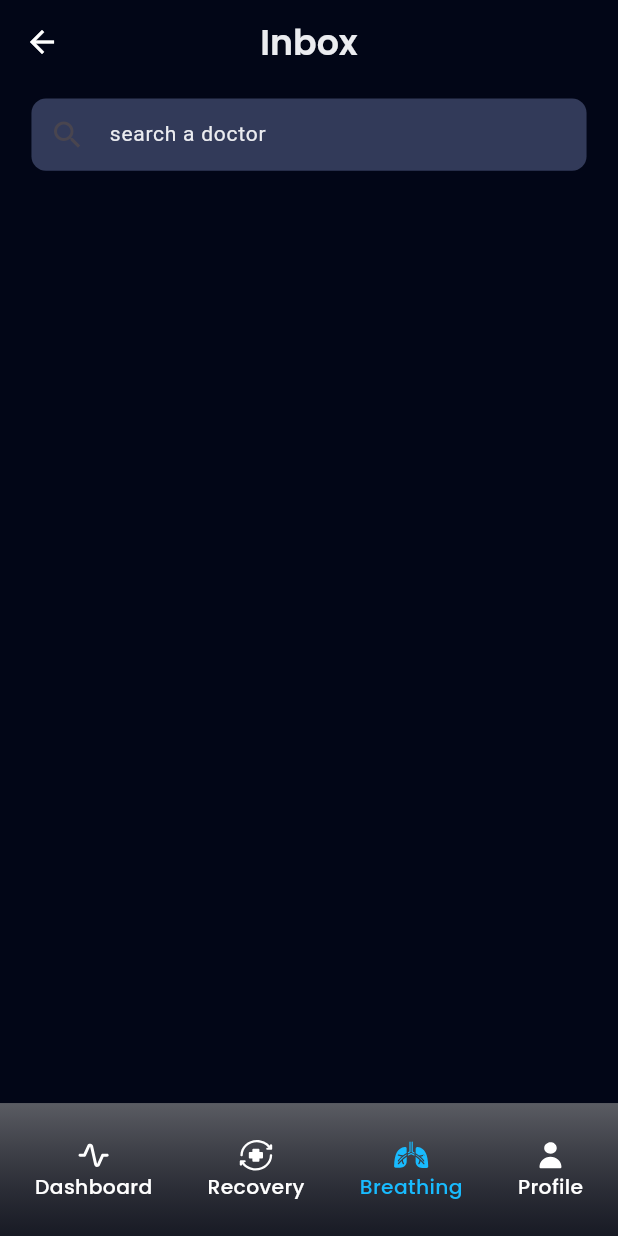
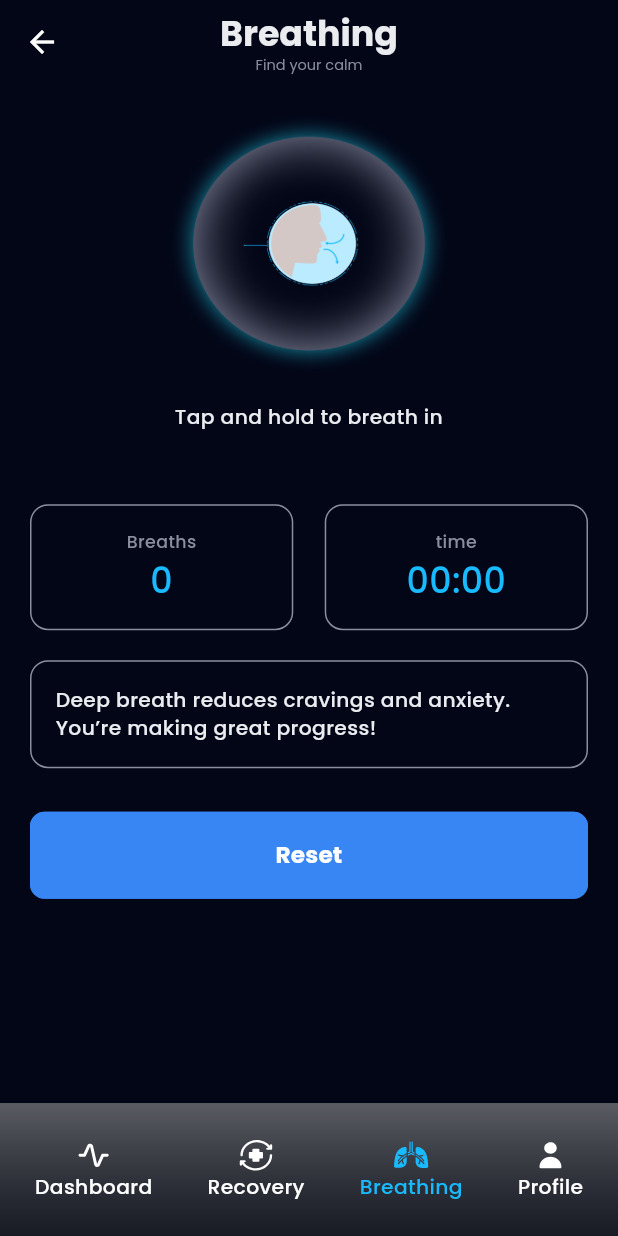
Before and after one commit to bdCalling-Sdt-hub/Vapeless-App, a Flutter app: the screen it shows after launch, after a tap on "Breathing", on a phone screen of 412 x 824 dp. Run offline on Flutter 3.47's test engine with Material 3 defaults, Android fonts, the phone set to English and light mode, and no system bars; our stand-ins replace cached_network_image, carousel_slider, fl_chart, flutter_html, flutter_local_notifications, flutter_rating_bar and 10 more; missing offline and left inert: flutter_paypal_payment, flutter_stripe, linear_progress_bar; network calls fail.

Commit message:
improve code

```diff
--- /dev/null
+++ b/lib/controllers/breathing_controller.dart
@@ -0,0 +1,49 @@
+import 'dart:async';
+
+import 'package:get/get.dart';
+
+class BreathingController extends GetxController {
+  bool showFirst = true;
+
+  int breathCount = 0;
+
+  Timer? _timer;
+  int start = 0;
+
+  String time = "00:00";
+
+  startBreathing(details) {
+    showFirst = !showFirst;
+
+    update();
+    startTimer();
+  }
+
+  endBreathing(details) {
+    showFirst = !showFirst;
+    breathCount++;
+    update();
+
+    _timer?.cancel();
+    time = "00:00";
+  }
+
+  void startTimer() {
+    _timer?.cancel(); // Cancel any existing timer
+    start = 0; // Reset the start value
+    _timer = Timer.periodic(const Duration(seconds: 1), (timer) {
+      start++;
+      final minutes = (start ~/ 60).toString().padLeft(2, '0');
+      final seconds = (start % 60).toString().padLeft(2, '0');
+
+      time = "$minutes:$seconds";
+
+      update();
+    });
+  }
+
+  resetOnTap() {
+    breathCount = 0;
+    update();
+  }
+}
--- a/lib/helpers/app_routes.dart
+++ b/lib/helpers/app_routes.dart
@@ -1,4 +1,5 @@
 import 'package:get/get.dart';
+import 'package:vapeless/view/screen/breathing_screen.dart';
 import 'package:vapeless/view/screen/common_screen/setting/support_screen.dart';
 import 'package:vapeless/view/screen/dashboard/dashboard_screen.dart';
 import 'package:vapeless/view/screen/goal/friends_and_progress.dart';
@@ -62,6 +63,7 @@ class AppRoutes {
   static const String groupGoalsScreen = "/group_goals_screen.dart";
   static const String friendsAndProgress = "/friends_and_progress.dart";
   static const String supportScreen = "/support_screen.dart";
+  static const String breathingScreen = "/breathing_screen.dart";
 
   static List<GetPage> routes = [
     GetPage(
@@ -184,5 +186,11 @@ class AppRoutes {
         name: supportScreen,
         page: () => SupportScreen(),
         transition: Transition.rightToLeftWithFade),
+    GetPage(
+        name: breathingScreen,
+        page: () => BreathingScreen(),
+        transition: Transition.rightToLeftWithFade),
+
+
   ];
 }
--- a/lib/helpers/dependency_injection.dart
+++ b/lib/helpers/dependency_injection.dart
@@ -4,6 +4,7 @@ import 'package:vapeless/controllers/goal/set_goal_controller.dart';
 import 'package:vapeless/controllers/question_controller.dart';
 import 'package:vapeless/controllers/subscription_controller.dart';
 
+import '../controllers/breathing_controller.dart';
 import '../controllers/common_controller/auth/change_password_controller.dart';
 import '../controllers/common_controller/auth/forget_password_controller.dart';
 import '../controllers/common_controller/auth/sign_in_controller.dart';
@@ -42,5 +43,6 @@ class DependencyInjection extends Bindings {
     Get.lazyPut(() => RecoveryController(), fenix: true);
     Get.lazyPut(() => GroupGoalsController(), fenix: true);
     Get.lazyPut(() => FriendsAndProgressController(), fenix: true);
+    Get.lazyPut(() => BreathingController(), fenix: true);
   }
 }
--- a/lib/utils/app_images.dart
+++ b/lib/utils/app_images.dart
@@ -10,7 +10,7 @@ class AppImages {
   static const String james = "$baseurl/james.png" ;
   static const String you = "$baseurl/you.png" ;
   static const String breathingOff = "$baseurl/breathing_off.png" ;
-  static const String breathingOn = "$baseurl/breathingOn.png" ;
+  static const String breathingOn = "$baseurl/breathing_on.png" ;
 
 
 
--- a/lib/utils/app_string.dart
+++ b/lib/utils/app_string.dart
@@ -109,18 +109,22 @@ class AppString {
   static const String streak = "Streak";
   static const String gap = "Gap";
   static const String customizeYourLimits = "Customize your limits";
-  static const String dailyLimitsDetails = "Set a daily target to gradually reduce your usage. Recommended: 100 puffs per day";
+  static const String dailyLimitsDetails =
+      "Set a daily target to gradually reduce your usage. Recommended: 100 puffs per day";
   static const String nicotineStrength = "Nicotine strength";
-  static const String nicotineStrengthDetails = "Higher strength means more nicotine per puff. Consider gradually reducing strength as part of your journey.";
+  static const String nicotineStrengthDetails =
+      "Higher strength means more nicotine per puff. Consider gradually reducing strength as part of your journey.";
   static const String deviceSettings = "Device Settings";
-  static const String deviceSettingsDetails = "Select your device capacity to help track liquid consumption.";
+  static const String deviceSettingsDetails =
+      "Select your device capacity to help track liquid consumption.";
   static const String setQuitDate = "Set Quit Date";
   static const String vapeFreeLifeStartsToday = "Vape-Free life starts today";
   static const String quitDateGoals = "Quit Date Goals";
   static const String yourGoal = "Your Goal";
   static const String setGoal = "SET GOAL";
   static const String daysUntilYourQuitDate = "Days until your quit date";
-  static const String setGoalDetails = "Setting a quit date is a powerful first step. We’re here to support you every step of the way. You’ve got this!";
+  static const String setGoalDetails =
+      "Setting a quit date is a powerful first step. We’re here to support you every step of the way. You’ve got this!";
   static const String goals = "GOALS";
   static const String yourPathToBeingVapeFree = "Your Path To Being Vape-Free";
   static const String healingProgress = "Healing Progress";
@@ -128,7 +132,8 @@ class AppString {
   static const String friendsProgress = "Friends & Progress";
   static const String teamContribution = "Team Contributions";
   static const String reward = "Reward";
-  static const String rewardDetails = "Reach the goal and unlock a special group achivement Badge!";
+  static const String rewardDetails =
+      "Reach the goal and unlock a special group achivement Badge!";
   static const String groupGoalsSettings = "Group goals settings";
   static const String challengeDuration = "Challenge Duration";
   static const String setChallengeDuration = "Set challenge Duration";
@@ -138,8 +143,14 @@ class AppString {
   static const String globalLeaderboard = "Global Leaderboard";
   static const String support = "Support";
   static const String country = "Country";
-  static const String supportDetails = "Need help? We're here for you! Feel free to reach out if you encounter any issues.";
+  static const String supportDetails =
+      "Need help? We're here for you! Feel free to reach out if you encounter any issues.";
   static const String chatWithUs = "Chat With Us";
   static const String submit = "Submit";
-
+  static const String tapAndHoldToBreath = "Tap and hold to breath in";
+  static const String breaths = "Breaths";
+  static const String time = "time";
+  static const String reset = "Reset";
+  static const String findYourCalm = "Find your calm";
+  static const String breathDetails = "Deep breath reduces cravings and anxiety. You’re making great progress!";
 }
--- a/lib/view/component/bottom_nav_bar/common_bottom_bar.dart
+++ b/lib/view/component/bottom_nav_bar/common_bottom_bar.dart
@@ -104,7 +104,7 @@ class _CommonBottomNavBarState extends State<CommonBottomNavBar> {
       }
     } else if (index == 2) {
       if (!(widget.currentIndex == 2)) {
-        Get.toNamed(AppRoutes.chat);
+        Get.toNamed(AppRoutes.breathingScreen);
       }
     } else if (index == 3) {
       if (!(widget.currentIndex == 3)) {
--- /dev/null
+++ b/lib/view/screen/breathing_screen.dart
@@ -0,0 +1,164 @@
+import 'package:flutter/material.dart';
+import 'package:get/get.dart';
+import 'package:vapeless/controllers/breathing_controller.dart';
+import 'package:vapeless/helpers/my_extension.dart';
+import 'package:vapeless/utils/app_images.dart';
+import 'package:vapeless/utils/app_string.dart';
+import 'package:vapeless/view/component/bottom_nav_bar/common_bottom_bar.dart';
+import 'package:vapeless/view/component/button/common_button.dart';
+import 'package:vapeless/view/component/image/common_image.dart';
+import 'package:vapeless/view/component/text/common_text.dart';
+
+import '../../utils/app_colors.dart';
+
+class BreathingScreen extends StatefulWidget {
+  const BreathingScreen({super.key});
+
+  @override
+  State<BreathingScreen> createState() => _BreathingScreenState();
+}
+
+class _BreathingScreenState extends State<BreathingScreen> {
+  @override
+  Widget build(BuildContext context) {
+    return Scaffold(
+      appBar: AppBar(
+        title: const Column(
+          children: [
+            CommonText(
+              text: AppString.breathing,
+              fontSize: 24,
+              fontWeight: FontWeight.bold,
+            ),
+            CommonText(
+              text: AppString.findYourCalm,
+              fontSize: 10,
+              fontWeight: FontWeight.w400,
+              color: AppColors.t2,
+            ),
+          ],
+        ),
+      ),
+      body: GetBuilder<BreathingController>(
+        builder: (controller) => Padding(
+          padding: const EdgeInsets.symmetric(horizontal: 20),
+          child: Column(
+            children: [
+              20.height,
+              AnimatedSwitcher(
+                duration: const Duration(seconds: 3),
+                transitionBuilder: (Widget child, Animation<double> animation) {
+                  return ScaleTransition(scale: animation, child: child);
+                },
+                child: controller.showFirst
+                    ? GestureDetector(
+                        onTapDown: controller.startBreathing,
+                        onTapUp: controller.endBreathing,
+                        child: Container(
+                          key: const ValueKey(
+                              1), // Unique key to identify widget
+
+                          child: CommonImage(
+                            imageSrc: AppImages.breathingOff,
+                            imageType: ImageType.png,
+                            height: 180,
+                            width: 180,
+                          ),
+                        ),
+                      )
+                    : GestureDetector(
+                        onTapDown: controller.startBreathing,
+                        onTapUp: controller.endBreathing,
+                        child: Container(
+                          key: const ValueKey(
+                              2), // Different key for the second widget
+
+                          child: CommonImage(
+                            imageSrc: AppImages.breathingOn,
+                            imageType: ImageType.png,
+                            height: 180,
+                            width: 180,
+                          ),
+                        ),
+                      ),
+              ).center,
+              20.height,
+              const CommonText(text: AppString.tapAndHoldToBreath),
+              50.height,
+              Row(
+                children: [
+                  Expanded(
+                    child: Container(
+                      padding: const EdgeInsets.all(16),
+                      decoration: BoxDecoration(
+                          color: AppColors.transparent,
+                          border: Border.all(color: AppColors.t2),
+                          borderRadius: BorderRadius.circular(12)),
+                      child: Column(
+                        children: [
+                          const CommonText(
+                            text: AppString.breaths,
+                            color: AppColors.t2,
+                            fontSize: 12,
+                          ),
+                          CommonText(
+                            text: controller.breathCount.toString(),
+                            fontSize: 24,
+                            color: AppColors.nav,
+                          ),
+                        ],
+                      ),
+                    ),
+                  ),
+                  20.width,
+                  Expanded(
+                    child: Container(
+                      padding: const EdgeInsets.all(16),
+                      decoration: BoxDecoration(
+                          color: AppColors.transparent,
+                          border: Border.all(color: AppColors.t2),
+                          borderRadius: BorderRadius.circular(12)),
+                      child: Column(
+                        children: [
+                          const CommonText(
+                            text: AppString.time,
+                            color: AppColors.t2,
+                            fontSize: 12,
+                          ),
+                          CommonText(
+                            text: controller.time,
+                            fontSize: 24,
+                            color: AppColors.nav,
+                          ),
+                        ],
+                      ),
+                    ),
+                  ),
+                ],
+              ),
+              Container(
+                padding: const EdgeInsets.all(16),
+                margin: const EdgeInsets.only(top: 20),
+                decoration: BoxDecoration(
+                    color: AppColors.transparent,
+                    border: Border.all(color: AppColors.t2),
+                    borderRadius: BorderRadius.circular(12)),
+                child: const CommonText(
+                  text: AppString.breathDetails,
+                  maxLines: 3,
+                  textAlign: TextAlign.start,
+                ),
+              ),
+              30.height,
+              CommonButton(
+                titleText: AppString.reset,
+                onTap: controller.resetOnTap,
+              )
+            ],
+          ),
+        ),
+      ),
+      bottomNavigationBar: const CommonBottomNavBar(currentIndex: 2),
+    );
+  }
+}
```
